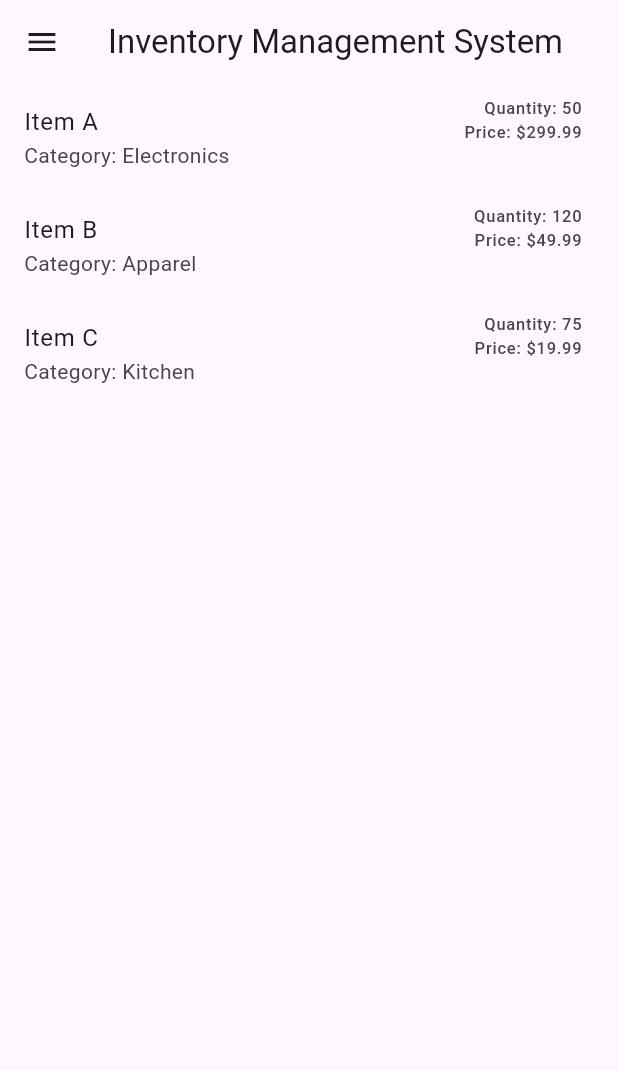
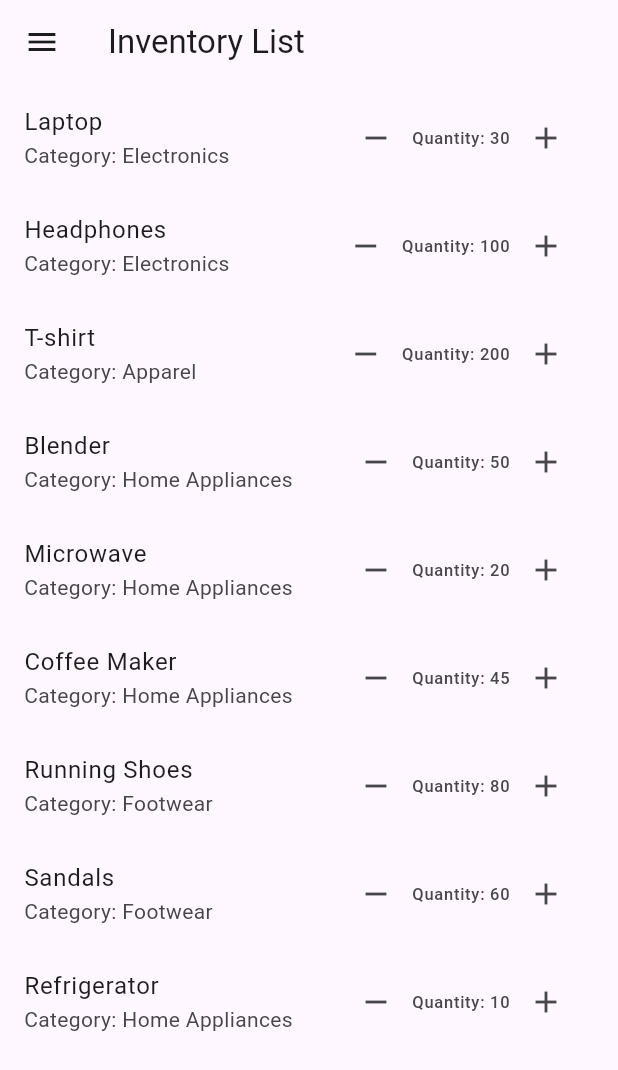
Before and after one commit to jk-engawa/my-flutter-tutorial, a Flutter app: the InventoryScreen screen opened by its route, on a phone screen of 412 x 824 dp. Shown: the top 1070 px of the screen. Run offline on Flutter 3.47's test engine with Material 3 defaults, Android fonts, the phone set to English and light mode, and no system bars; our stand-ins replace flutter_riverpod, go_router.

Commit message:
update inventory

```diff
--- a/assets/data/inventory_data.json
+++ b/assets/data/inventory_data.json
@@ -1,23 +1,65 @@
 [
   {
     "id": 1,
-      "name": "Item A",
+    "name": "Laptop",
     "category": "Electronics",
-      "quantity": 50,
-      "price": 299.99
+    "quantity": 30,
+    "price": 899.99
   },
   {
     "id": 2,
-      "name": "Item B",
+    "name": "Headphones",
+    "category": "Electronics",
+    "quantity": 100,
+    "price": 199.99
+  },
+  {
+    "id": 3,
+    "name": "T-shirt",
     "category": "Apparel",
-      "quantity": 120,
+    "quantity": 200,
+    "price": 15.99
+  },
+  {
+    "id": 4,
+    "name": "Blender",
+    "category": "Home Appliances",
+    "quantity": 50,
     "price": 49.99
   },
   {
-      "id": 3,
-      "name": "Item C",
-      "category": "Kitchen",
-      "quantity": 75,
-      "price": 19.99
+    "id": 5,
+    "name": "Microwave",
+    "category": "Home Appliances",
+    "quantity": 20,
+    "price": 99.99
+  },
+  {
+    "id": 6,
+    "name": "Coffee Maker",
+    "category": "Home Appliances",
+    "quantity": 45,
+    "price": 69.99
+  },
+  {
+    "id": 7,
+    "name": "Running Shoes",
+    "category": "Footwear",
+    "quantity": 80,
+    "price": 49.99
+  },
+  {
+    "id": 8,
+    "name": "Sandals",
+    "category": "Footwear",
+    "quantity": 60,
+    "price": 24.99
+  },
+  {
+    "id": 9,
+    "name": "Refrigerator",
+    "category": "Home Appliances",
+    "quantity": 10,
+    "price": 499.99
   }
 ]
--- a/lib/models/inventory_item.dart
+++ b/lib/models/inventory_item.dart
@@ -3,7 +3,7 @@ class InventoryItem {
   final int id;
   final String name;
   final String category;
-  final int quantity;
+  int quantity;
   final double price;
 
   InventoryItem({
--- a/lib/screens/admin_screen.dart
+++ b/lib/screens/admin_screen.dart
@@ -7,9 +7,9 @@ class AdminScreen extends StatelessWidget {
 
   @override
   Widget build(BuildContext context) {
-    return const MainLayout(
-      child: Scaffold(
-        body: Center(
+    return MainLayout(
+      title: 'Admin Page', // ページのタイトル
+      child: Center(
         child: Column(
           mainAxisAlignment: MainAxisAlignment.center,
           children: const [
@@ -25,7 +25,6 @@ class AdminScreen extends StatelessWidget {
           ],
         ),
       ),
-      ),
     );
   }
 }
--- a/lib/screens/dashboard_screen.dart
+++ b/lib/screens/dashboard_screen.dart
@@ -8,6 +8,7 @@ class DashboardScreen extends StatelessWidget {
   @override
   Widget build(BuildContext context) {
     return const MainLayout(
+      title: 'Dashboard Page', // ページのタイトル
       child: Center(child: Text('Dashboard Screen')),
     );
   }
--- a/lib/screens/inventory_screen.dart
+++ b/lib/screens/inventory_screen.dart
@@ -35,25 +35,32 @@ class _InventoryScreenState extends State<InventoryScreen> {
   @override
   Widget build(BuildContext context) {
     return MainLayout(
-      child: Scaffold(
-        body: ListView.builder(
+      title: 'Inventory List',
+      child: ListView.builder(
         itemCount: inventoryItems.length,
         itemBuilder: (context, index) {
           final item = inventoryItems[index];
           return ListTile(
             title: Text(item.name),
             subtitle: Text('Category: ${item.category}'),
-              trailing: Column(
-                crossAxisAlignment: CrossAxisAlignment.end,
+            trailing: Row(
+              mainAxisSize: MainAxisSize.min,
               children: [
+                IconButton(
+                  icon: const Icon(Icons.remove),
+                  onPressed: () => setState(() => item.quantity =
+                      (item.quantity - 1).clamp(0, item.quantity)),
+                ),
                 Text('Quantity: ${item.quantity}'),
-                  Text('Price: \$${item.price.toStringAsFixed(2)}'),
+                IconButton(
+                  icon: const Icon(Icons.add),
+                  onPressed: () => setState(() => item.quantity += 1),
+                ),
               ],
             ),
           );
         },
       ),
-      ),
     );
   }
 }
--- a/lib/screens/login_screen.dart
+++ b/lib/screens/login_screen.dart
@@ -16,7 +16,7 @@ class LoginScreen extends ConsumerWidget {
 
     return Scaffold(
       appBar: AppBar(
-        title: const Text('Inventory Management System v1'),
+        title: const Text('Inventory Management System'), // 固定のタイトル
       ),
       body: Padding(
         padding: const EdgeInsets.all(16.0),
--- a/lib/screens/settings_screen.dart
+++ b/lib/screens/settings_screen.dart
@@ -8,6 +8,7 @@ class SettingsScreen extends StatelessWidget {
   @override
   Widget build(BuildContext context) {
     return const MainLayout(
+      title: 'Setting Page', // ページのタイトル
       child: Center(child: Text('Settings Screen')),
     );
   }
--- a/lib/widgets/main_layout.dart
+++ b/lib/widgets/main_layout.dart
@@ -3,15 +3,17 @@ import 'package:flutter/material.dart';
 import 'side_menu.dart';
 
 class MainLayout extends StatelessWidget {
-  final Widget child; // メインコンテンツとなるウィジェットを渡すためのプロパティ
+  final Widget child;
+  final String title; // タイトルプロパティを追加
 
-  const MainLayout({required this.child, Key? key}) : super(key: key);
+  const MainLayout({required this.child, required this.title, Key? key})
+      : super(key: key);
 
   @override
   Widget build(BuildContext context) {
     return Scaffold(
       appBar: AppBar(
-        title: const Text('Inventory Management System'),
+        title: Text(title), // 各ページごとのタイトルを表示
       ),
       drawer: const SideMenu(), // ドロワーメニューとしてサイドメニューを追加
       body: child, // メインコンテンツエリア
```
Lines whose indentation alone changed are shown as unchanged.
